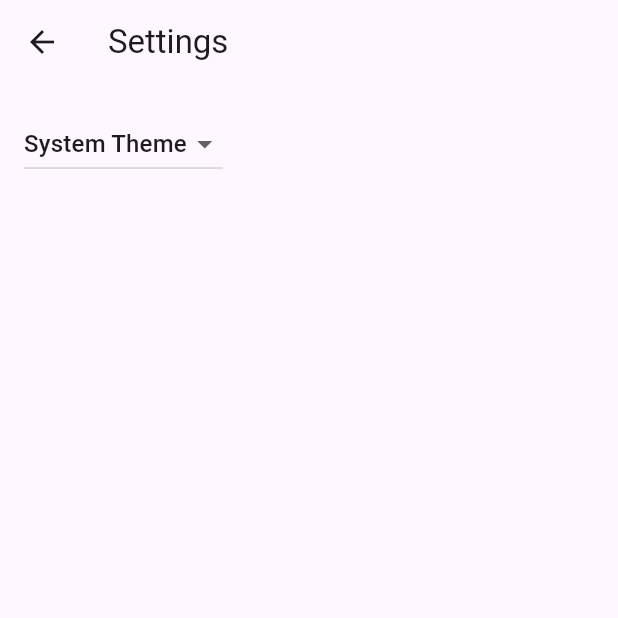
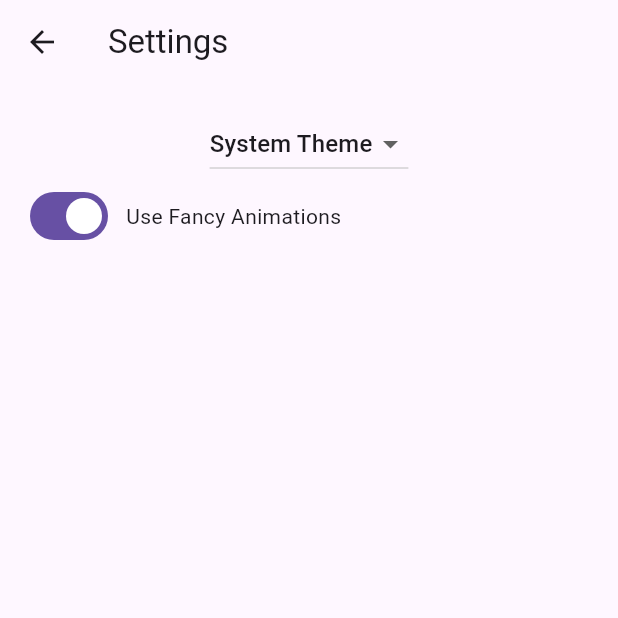
Before and after one commit to JoeyShapiro/Kale, a Flutter app: the screen it shows after launch, after a tap on the "settings" icon, on a phone screen of 412 x 824 dp, the top half of it. Run offline on Flutter 3.47's test engine with Material 3 defaults, Android fonts, the phone set to English and light mode, and no system bars; generated files the repository leaves out were written again.

Commit message:
added a setting

```diff
--- a/kale/lib/src/app.dart
+++ b/kale/lib/src/app.dart
@@ -74,7 +74,7 @@ class MyApp extends StatelessWidget {
                     return const SampleItemDetailsView();
                   case GroceryList.routeName:
                   default:
-                    return const GroceryList();
+                    return GroceryList(settings: settingsController);
                 }
               },
             );
--- a/kale/lib/src/groceries/groceries_list.dart
+++ b/kale/lib/src/groceries/groceries_list.dart
@@ -1,13 +1,16 @@
 import 'dart:ui';
 
 import 'package:flutter/material.dart';
+import '../settings/settings_controller.dart';
 
 import '../settings/settings_view.dart';
 import 'grocery_item.dart';
 import 'transforming_button.dart';
 
 class GroceryList extends StatefulWidget {
-  const GroceryList({super.key});
+  final SettingsController settings;
+
+  const GroceryList({super.key, required this.settings});
 
   static const routeName = '/';
 
@@ -24,7 +27,6 @@ class _GroceryListState extends State<GroceryList> {
   ];
   late List<String> categories;
 
-  final animsCoolThatWerePainToSetup = true;
   var blur = 0.0;
   late FocusNode focusAddItem;
   late FocusNode focusDropdown;
@@ -60,7 +62,7 @@ class _GroceryListState extends State<GroceryList> {
   @override
   Widget build(BuildContext context) {
     return Scaffold(
-      resizeToAvoidBottomInset: !animsCoolThatWerePainToSetup,
+      resizeToAvoidBottomInset: !widget.settings.fancyAnims,
       appBar: AppBar(
         title: const Text('Items'),
         actions: [
@@ -121,6 +123,7 @@ class _GroceryListState extends State<GroceryList> {
           ],
         ),
         TransformingButton(
+          animsCoolThatWerePainToSetup: widget.settings.fancyAnims,
           animationBuilder: (controller) {
             animationBlur = Tween<double>(begin: 0, end: 5).animate(controller)
               ..addListener(() {
--- a/kale/lib/src/settings/settings_controller.dart
+++ b/kale/lib/src/settings/settings_controller.dart
@@ -16,15 +16,18 @@ class SettingsController with ChangeNotifier {
   // Make ThemeMode a private variable so it is not updated directly without
   // also persisting the changes with the SettingsService.
   late ThemeMode _themeMode;
+  late bool _fancyAnims;
 
   // Allow Widgets to read the user's preferred ThemeMode.
   ThemeMode get themeMode => _themeMode;
+  bool get fancyAnims => _fancyAnims;
 
   /// Load the user's settings from the SettingsService. It may load from a
   /// local database or the internet. The controller only knows it can load the
   /// settings from the service.
   Future<void> loadSettings() async {
     _themeMode = await _settingsService.themeMode();
+    _fancyAnims = await _settingsService.fancyAnims();
 
     // Important! Inform listeners a change has occurred.
     notifyListeners();
@@ -47,4 +50,16 @@ class SettingsController with ChangeNotifier {
     // SettingService.
     await _settingsService.updateThemeMode(newThemeMode);
   }
+
+  Future<void> updateFancyAnims(bool? newOption) async {
+    if (newOption == null) return;
+
+    if (newOption == _fancyAnims) return;
+
+    _fancyAnims = newOption;
+
+    notifyListeners();
+
+    await _settingsService.updateFancyAnims(newOption);
+  }
 }
--- a/kale/lib/src/settings/settings_service.dart
+++ b/kale/lib/src/settings/settings_service.dart
@@ -8,10 +8,16 @@ import 'package:flutter/material.dart';
 class SettingsService {
   /// Loads the User's preferred ThemeMode from local or remote storage.
   Future<ThemeMode> themeMode() async => ThemeMode.system;
+  Future<bool> fancyAnims() async => true;
 
   /// Persists the user's preferred ThemeMode to local or remote storage.
   Future<void> updateThemeMode(ThemeMode theme) async {
     // Use the shared_preferences package to persist settings locally or the
     // http package to persist settings over the network.
   }
+
+  Future<void> updateFancyAnims(bool option) async {
+    // Use the shared_preferences package to persist settings locally or the
+    // http package to persist settings over the network.
+  }
 }
--- a/kale/lib/src/settings/settings_view.dart
+++ b/kale/lib/src/settings/settings_view.dart
@@ -25,7 +25,9 @@ class SettingsView extends StatelessWidget {
         //
         // When a user selects a theme from the dropdown list, the
         // SettingsController is updated, which rebuilds the MaterialApp.
-        child: DropdownButton<ThemeMode>(
+        child: Column(
+          children: [
+            DropdownButton<ThemeMode>(
               // Read the selected themeMode from the controller
               value: controller.themeMode,
               // Call the updateThemeMode method any time the user selects a theme.
@@ -45,6 +47,19 @@ class SettingsView extends StatelessWidget {
                 )
               ],
             ),
+            Row(
+              children: [
+                Switch(
+                    value: controller.fancyAnims,
+                    onChanged: controller.updateFancyAnims),
+                const Padding(
+                  padding: EdgeInsets.all(8.0),
+                  child: Text('Use Fancy Animations'),
+                ),
+              ],
+            )
+          ],
+        ),
       ),
     );
   }
```
Also changed, not shown: 1 other file. Lines whose indentation alone changed are shown as unchanged.
